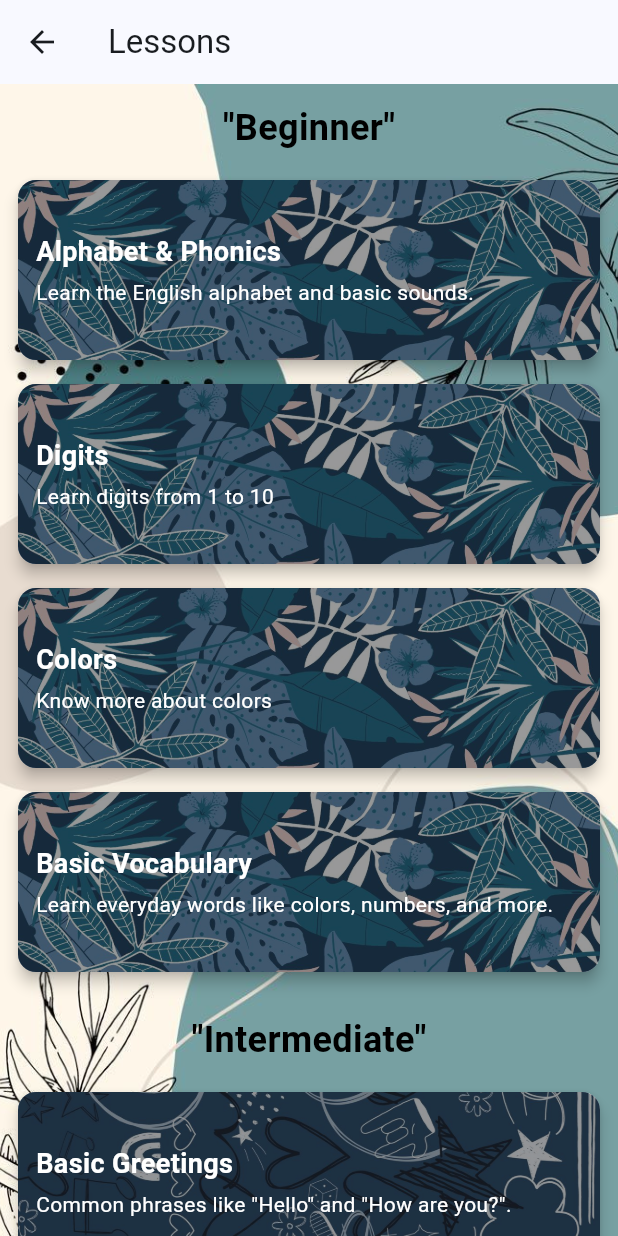
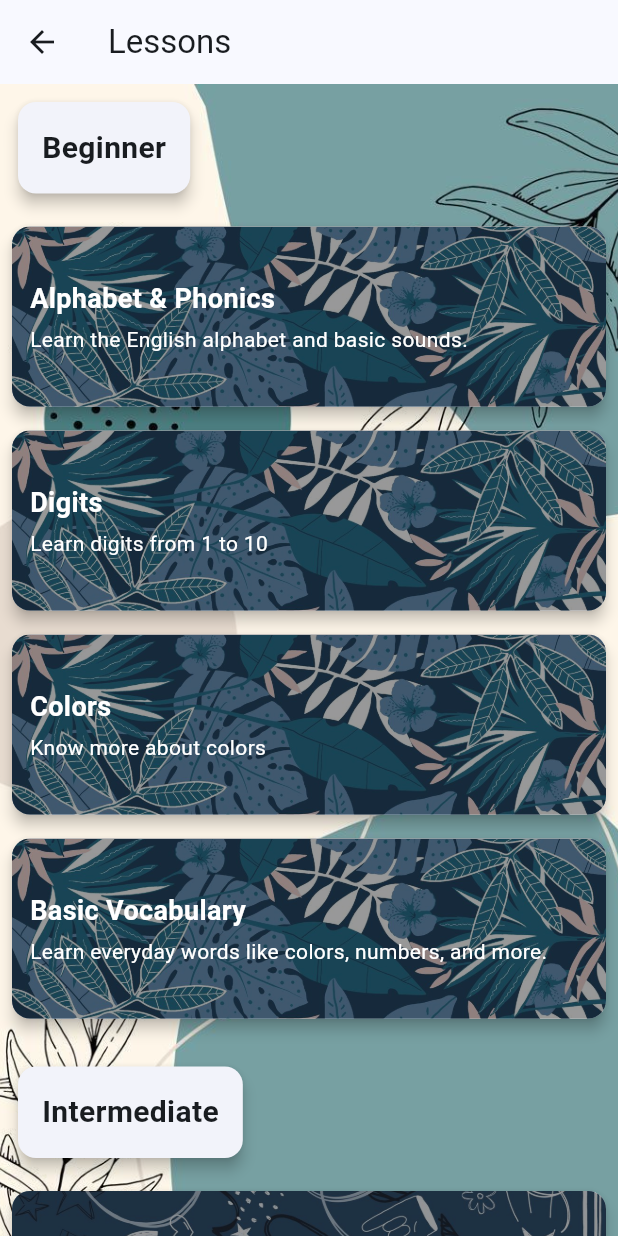
Before and after one commit to soutAhmedTayseer/CodeAlpha_LanguageLearningApp, a Flutter app: the Lessons screen opened directly, on a phone screen of 412 x 824 dp. Run offline on Flutter 3.47's test engine with Material 3 defaults, Android fonts, the phone set to English and light mode, and no system bars; our stand-ins replace animated_splash_screen, audioplayers, easy_localization, flutter_bloc, lottie, shared_preferences; accounts and stored records are empty.

Commit message:
phase 1 quizzes screen

```diff
--- a/lib/navigation_screens/lessons_screen.dart
+++ b/lib/navigation_screens/lessons_screen.dart
@@ -38,16 +38,23 @@ class Lessons extends StatelessWidget {
           // Main content
           SingleChildScrollView(
             child: Padding(
-              padding: const EdgeInsets.all(12.0),
+              padding: const EdgeInsets.all(8.0),
               child: Column(
                 crossAxisAlignment: CrossAxisAlignment.start,
                 children: [
                   // Beginner Section
-                  Center(
-                    child: const Text(
-                      '"Beginner"',
-                      style: TextStyle(fontSize: 24, fontWeight: FontWeight.bold,color: Colors.black),
-                    ).tr(),
+                  Card(
+                    elevation: 4,
+                    child: Container(
+                      padding: const EdgeInsets.all(16.0),
+                      child: const Text(
+                        'Beginner',
+                        style: TextStyle(
+                          fontSize: 20,
+                          fontWeight: FontWeight.bold,
+                        ),
+                      ),
+                    ),
                   ),
                   const SizedBox(height: 10),
                   buildLessonRow(context, [
@@ -80,11 +87,18 @@ class Lessons extends StatelessWidget {
                   const SizedBox(height: 20),
 
                   // Intermediate Section
-                  Center(
-                    child: const Text(
-                      '"Intermediate"',
-                      style: TextStyle(fontSize: 24, fontWeight: FontWeight.bold,color: Colors.black),
-                    ).tr(),
+                  Card(
+                    elevation: 4,
+                    child: Container(
+                      padding: const EdgeInsets.all(16.0),
+                      child: const Text(
+                        'Intermediate',
+                        style: TextStyle(
+                          fontSize: 20,
+                          fontWeight: FontWeight.bold,
+                        ),
+                      ),
+                    ),
                   ),
                   const SizedBox(height: 10),
                   buildLessonRow(context, [
@@ -117,11 +131,18 @@ class Lessons extends StatelessWidget {
                   const SizedBox(height: 20),
 
                   // Advanced Section
-                  Center(
-                    child: const Text(
-                      '"Advanced"',
-                      style: TextStyle(fontSize: 24, fontWeight: FontWeight.bold,color: Colors.black),
-                    ).tr(),
+                  Card(
+                    elevation: 4,
+                    child: Container(
+                      padding: const EdgeInsets.all(16.0),
+                      child: const Text(
+                        'Advanced',
+                        style: TextStyle(
+                          fontSize: 20,
+                          fontWeight: FontWeight.bold,
+                        ),
+                      ),
+                    ),
                   ),
                   const SizedBox(height: 10),
                   buildLessonRow(context, [
```
Also changed, not shown: lib/navigation_screens/quiz_categories_screen.dart (+42 -146 lines), lib/screens/quiz_screen.dart (added, +231 -0 lines), lib/screens/result_screen.dart (added, +88 -0 lines), lib/screens/results_list_screen.dart (added, +63 -0 lines).
